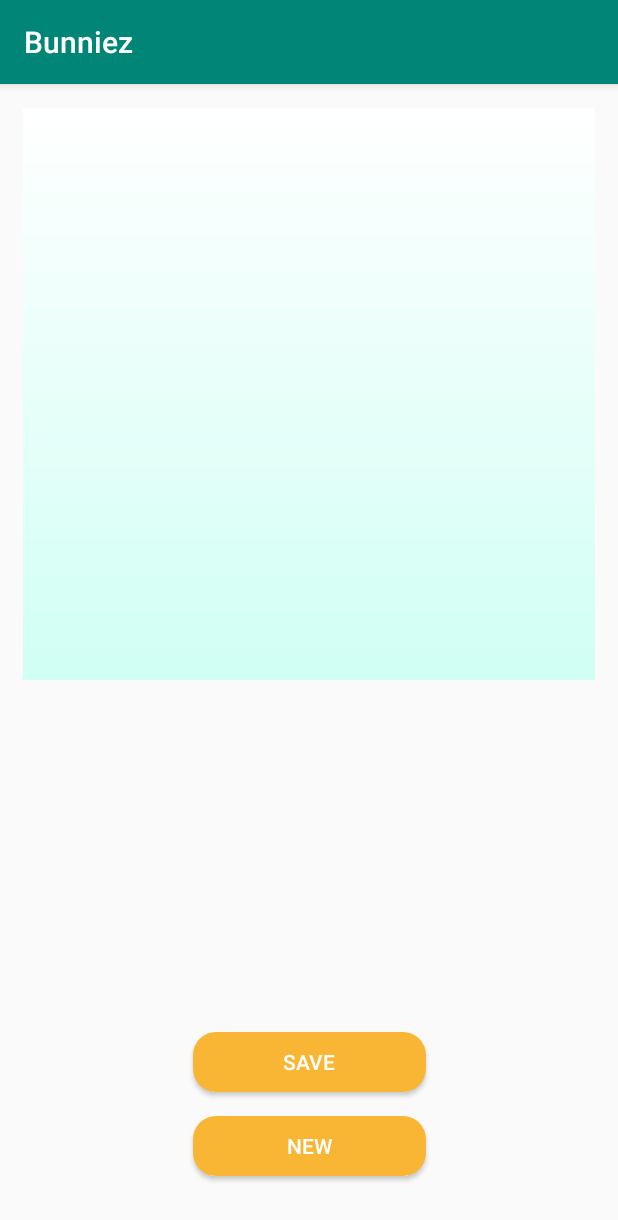
After one commit to glevix/Bunniez, an Android app: the DisplayResultActivity screen opened directly, with no data from a screen before it, on a phone screen of 412 x 824 dp. The commit adds this screen. Shown: the top 1220 px of the screen. Run offline under Robolectric (Android 15) with nearby library versions, the light colour scheme and no system bars; 2 statements that could not run were skipped.

Commit message:
Implemented DisplayResultActivity

```diff
--- /dev/null
+++ b/app/src/main/java/postpc/moriaor/bunniez/DisplayResultActivity.java
@@ -0,0 +1,66 @@
+package postpc.moriaor.bunniez;
+
+import androidx.appcompat.app.AppCompatActivity;
+
+import android.content.Intent;
+import android.graphics.Bitmap;
+import android.graphics.BitmapFactory;
+import android.os.Bundle;
+import android.view.View;
+import android.widget.Button;
+import android.widget.ImageView;
+
+import java.io.File;
+
+public class DisplayResultActivity extends AppCompatActivity {
+
+    String imagePath;
+
+    Button newButton, saveButton;
+    ImageView imageView;
+
+    @Override
+    protected void onCreate(Bundle savedInstanceState) {
+        super.onCreate(savedInstanceState);
+        setContentView(R.layout.activity_display_result);
+
+        imagePath = getIntent().getStringExtra("imagePath");
+
+        newButton = findViewById(R.id.newButton);
+        saveButton = findViewById(R.id.saveButton);
+        imageView = findViewById(R.id.outputImage);
+
+        File imgFile = new  File(imagePath);
+
+        if(imgFile.exists()){
+            Bitmap myBitmap = BitmapFactory.decodeFile(imgFile.getAbsolutePath());
+            imageView.setImageBitmap(myBitmap);
+        } // TODO else error
+
+
+        newButton.setOnClickListener(new View.OnClickListener() {
+            @Override
+            public void onClick(View v) {
+                Bunniez app = (Bunniez) getApplicationContext();
+                app.getClient().do_end();
+                app.initNewClient();
+                Intent reset = new Intent(getApplicationContext(), MainActivity.class);
+                reset.putExtra("title", "What would you like to do next?");
+                if(reset.resolveActivity(getPackageManager()) != null) {
+                    startActivity(reset);
+                }
+            }
+        });
+
+        saveButton.setOnClickListener(new View.OnClickListener() {
+            @Override
+            public void onClick(View v) {
+                File f = new File(imagePath);
+                ImageUtils.saveToGallery(getApplicationContext(), f);
+                //TODO toast "image saved to gallery"
+            }
+        });
+
+
+    }
+}
--- a/app/src/main/java/postpc/moriaor/bunniez/SelectFacesActivity.java
+++ b/app/src/main/java/postpc/moriaor/bunniez/SelectFacesActivity.java
@@ -97,6 +97,7 @@ public class SelectFacesActivity extends AppCompatActivity implements View.OnCli
 
     private void saveImagesBitmaps() {
         for(int i = 0; i < imagePaths.size(); i++) {
+
             fullSizeImages.add(BitmapFactory.decodeFile(imagePaths.get(i)));
             thumbnails.add(ThumbnailUtils.extractThumbnail(BitmapFactory.decodeFile(imagePaths.get(i)), THUMBSIZE, THUMBSIZE));
         }
--- /dev/null
+++ b/app/src/main/res/layout/activity_display_result.xml
@@ -0,0 +1,50 @@
+<?xml version="1.0" encoding="utf-8"?>
+<androidx.constraintlayout.widget.ConstraintLayout xmlns:android="http://schemas.android.com/apk/res/android"
+    xmlns:app="http://schemas.android.com/apk/res-auto"
+    xmlns:tools="http://schemas.android.com/tools"
+    android:layout_width="match_parent"
+    android:layout_height="match_parent"
+    tools:context=".DisplayResultActivity">
+
+
+    <ImageView
+        android:id="@+id/outputImage"
+        android:layout_width="match_parent"
+        android:layout_height="wrap_content"
+        android:layout_marginStart="15dp"
+        android:layout_marginTop="16dp"
+        android:layout_marginEnd="15dp"
+        android:adjustViewBounds="true"
+        android:background="@drawable/image_background"
+        android:contentDescription="@string/content_description"
+        app:layout_constraintEnd_toEndOf="parent"
+        app:layout_constraintHorizontal_bias="1.0"
+        app:layout_constraintStart_toStartOf="parent"
+        app:layout_constraintTop_toTopOf="parent"
+        app:srcCompat="@drawable/background_gradient" />
+
+    <Button
+        android:id="@+id/saveButton"
+        android:layout_width="155dp"
+        android:layout_height="40dp"
+        android:layout_marginBottom="16dp"
+        android:background="@drawable/button_shape"
+        android:text="@string/save"
+        android:textColor="@color/white"
+        app:layout_constraintBottom_toTopOf="@+id/newButton"
+        app:layout_constraintLeft_toLeftOf="parent"
+        app:layout_constraintRight_toRightOf="parent" />
+
+    <Button
+        android:id="@+id/newButton"
+        android:layout_width="155dp"
+        android:layout_height="40dp"
+        android:layout_marginBottom="40dp"
+        android:background="@drawable/button_shape"
+        android:text="@string/again"
+        android:textColor="@color/white"
+        app:layout_constraintBottom_toBottomOf="parent"
+        app:layout_constraintLeft_toLeftOf="parent"
+        app:layout_constraintRight_toRightOf="parent" />
+
+</androidx.constraintlayout.widget.ConstraintLayout>
--- a/app/src/main/res/layout/activity_select_faces.xml
+++ b/app/src/main/res/layout/activity_select_faces.xml
@@ -34,7 +34,7 @@
         />
 
     <ImageView
-        android:id="@+id/selectedImage"
+        android:id="@+id/outputImage"
         android:layout_width="match_parent"
         android:layout_height="wrap_content"
         android:contentDescription="@string/content_description"
--- a/app/src/main/res/values/strings.xml
+++ b/app/src/main/res/values/strings.xml
@@ -5,6 +5,8 @@
     <string name="camera">Camera</string>
     <string name="gallery">Gallery</string>
     <string name="done">Done</string>
+    <string name="save">Save</string>
+    <string name="again">New</string>
     <string name="title_activity_splash">Bunniez</string>
     <string name="content_description">photo</string>
     <string name="splash_text">Just a second..</string>
```
Also changed, not shown: app/src/main/AndroidManifest.xml (+12 -11 lines), app/src/main/java/postpc/moriaor/bunniez/BunniezClient.java (+7 -7 lines), app/src/main/java/postpc/moriaor/bunniez/LoaderActivity.java (+10 -1 lines).
